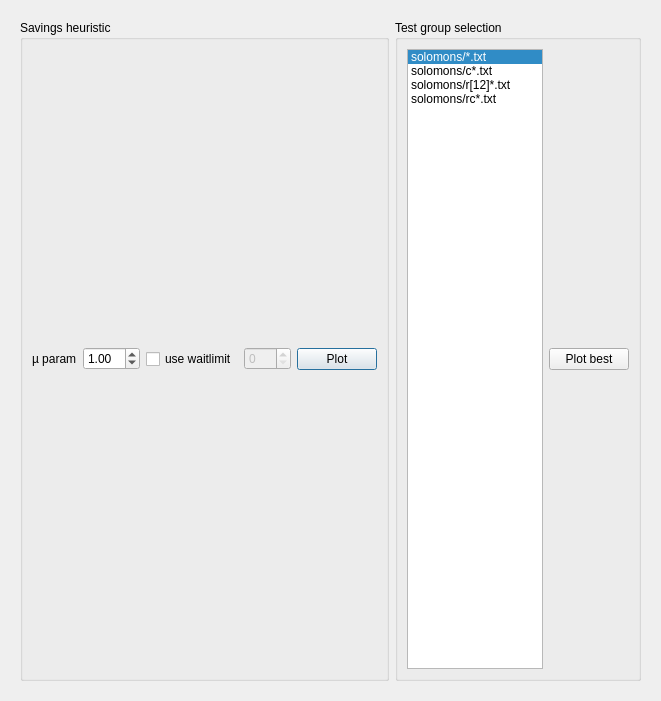
Above: helper.ui from rubenlangius/pygrout before the change. Below: the same form after it.
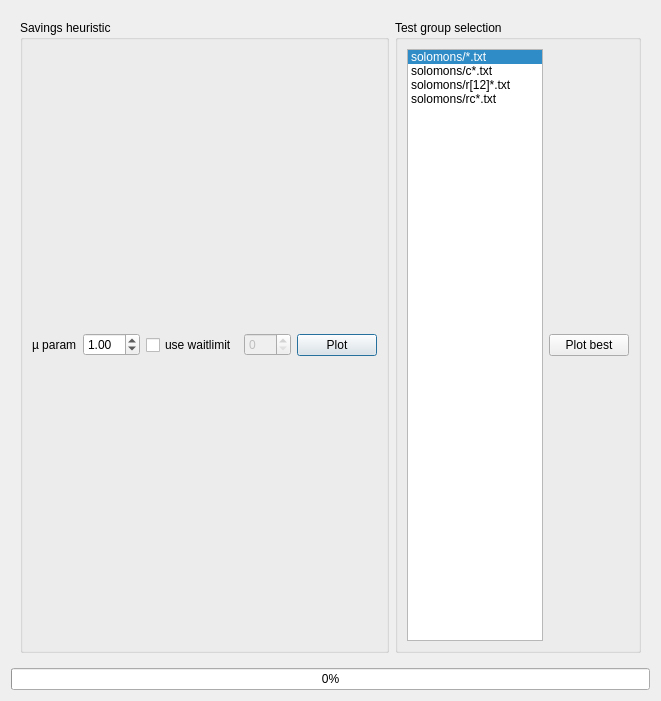
That is the form after the change.

Commit message: added progress bar to tranquilize the user

```diff
--- a/helper.ui
+++ b/helper.ui
@@ -137,6 +137,16 @@
      </layout>
     </widget>
    </item>
+   <item>
+    <widget class="QProgressBar" name="progressBar">
+     <property name="maximum">
+      <number>100</number>
+     </property>
+     <property name="value">
+      <number>0</number>
+     </property>
+    </widget>
+   </item>
   </layout>
  </widget>
  <resources/>
```
The commit also changes 2 other files.
